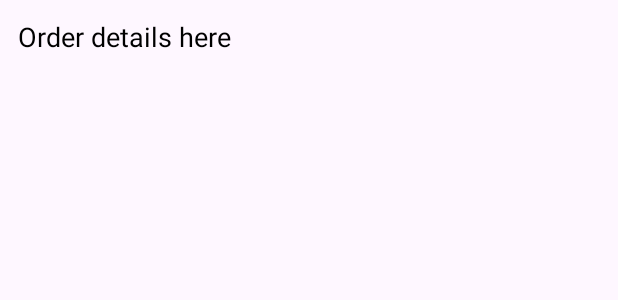
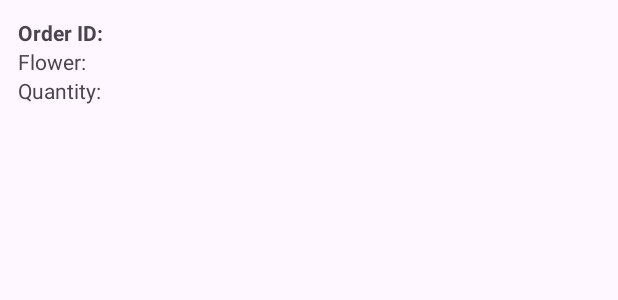
Before and after one commit to DanijelMizdaric/FlowerShop, an Android app: the layout order_item.xml on its own in the app's theme, with its tools: preview values and no code run, on a phone screen of 412 x 824 dp. Shown: the top 300 px of the screen. Run offline under Robolectric (Android 15) with nearby library versions, the phone set to English and light mode, and no system bars.

Commit message:
90% done

```diff
--- a/app/src/main/res/layout/activity_home_screen.xml
+++ b/app/src/main/res/layout/activity_home_screen.xml
@@ -56,6 +56,12 @@
                 android:layout_width="match_parent"
                 android:layout_height="wrap_content"
                 android:text="Go to Cart" />
+
+            <Button
+                android:id="@+id/checkOrderID"
+                android:layout_width="match_parent"
+                android:layout_height="wrap_content"
+                android:text="Check Active Orders" />
 
             <LinearLayout
                 android:layout_width="match_parent"
--- a/app/src/main/res/layout/order_item.xml
+++ b/app/src/main/res/layout/order_item.xml
@@ -1,15 +1,29 @@
 <?xml version="1.0" encoding="utf-8"?>
 <LinearLayout xmlns:android="http://schemas.android.com/apk/res/android"
+    android:orientation="vertical"
+    android:padding="12dp"
     android:layout_width="match_parent"
-    android:layout_height="wrap_content"
-    android:orientation="vertical"
-    android:padding="12dp">
+    android:layout_height="wrap_content">
 
     <TextView
-        android:id="@+id/textOrderDetails"
-        android:layout_width="match_parent"
+        android:id="@+id/orderIdText"
+        android:layout_width="wrap_content"
         android:layout_height="wrap_content"
-        android:text="Order details here"
-        android:textSize="18sp"
-        android:textColor="#000000" />
+        android:text="Order ID: "
+        android:textStyle="bold"/>
+
+    <TextView
+        android:id="@+id/flowerNameText"
+        android:layout_width="wrap_content"
+        android:layout_height="wrap_content"
+        android:text="Flower: "/>
+
+    <TextView
+        android:id="@+id/quantityText"
+        android:layout_width="wrap_content"
+        android:layout_height="wrap_content"
+        android:text="Quantity: "/>
+
+    <!-- Add other info as needed -->
+
 </LinearLayout>
```
Also changed, not shown: app/src/main/java/com/example/flowershop/HomeScreen.java (+8 -1 lines), app/src/main/java/com/example/flowershop/OrderAdapter.java (+19 -12 lines), app/src/main/java/com/example/flowershop/OrdersView.java (+26 -12 lines), app/src/main/res/layout/activity_orders_view.xml (+21 -11 lines).
